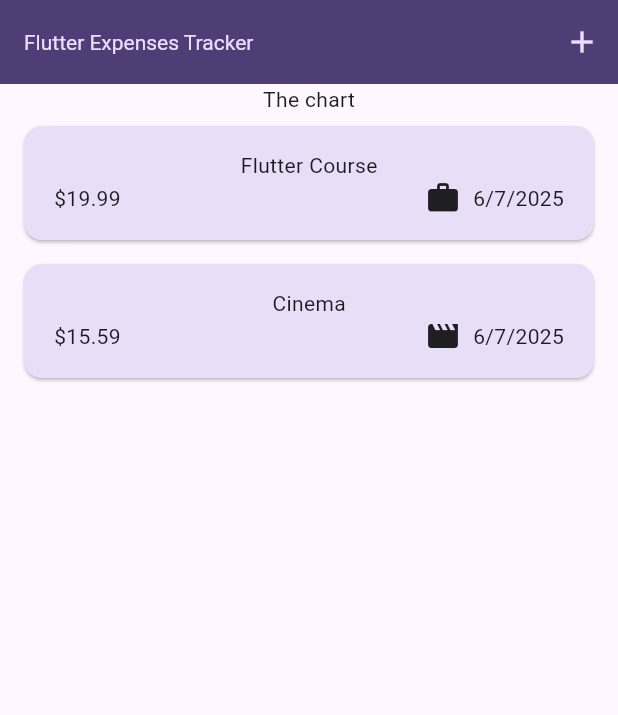
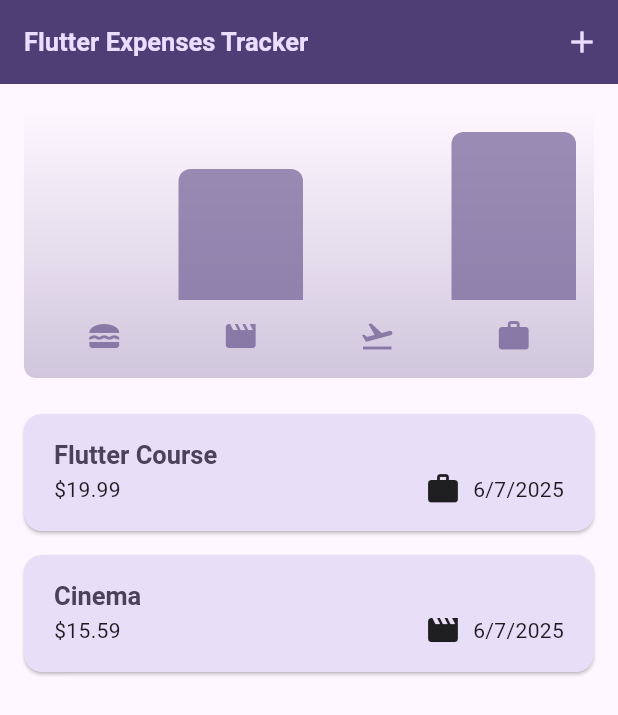
Before and after one commit to tddang4103/expense_tracker, a Flutter app: the screen it shows after launch, on a phone screen of 412 x 824 dp. Shown: the top 715 px of the screen. Run offline on Flutter 3.47's test engine with Material 3 defaults, Android fonts, the phone set to English and light mode, and no system bars.

Commit message:
Finish Expense Tracker

```diff
--- a/lib/expenses.dart
+++ b/lib/expenses.dart
@@ -1,4 +1,5 @@
 import 'package:expense_tracker/new_expense.dart';
+import 'package:expense_tracker/widgets/chart/chart.dart';
 import 'package:expense_tracker/widgets/expenses_list/expenses_list.dart';
 import 'package:expense_tracker/models/expense.dart';
 import 'package:flutter/material.dart';
@@ -80,7 +81,12 @@ class _ExpensesState extends State<Expenses> {
           IconButton(onPressed: _openAddExpenseOverlay, icon: Icon(Icons.add)),
         ],
       ),
-      body: Column(children: [Text('The chart'), Expanded(child: mainContent)]),
+      body: Column(
+        children: [
+          Chart(expenses: _registeredExpenses),
+          Expanded(child: mainContent),
+        ],
+      ),
     );
   }
 }
--- a/lib/main.dart
+++ b/lib/main.dart
@@ -1,37 +1,57 @@
 import 'package:expense_tracker/expenses.dart';
 import 'package:flutter/material.dart';
 
-final kColorTheme = ColorScheme.fromSeed(
+final kColorScheme = ColorScheme.fromSeed(
   seedColor: Color.fromARGB(255, 96, 51, 181),
+);
+
+final kDarkColorScheme = ColorScheme.fromSeed(
+  brightness: Brightness.dark,
+  seedColor: Color.fromARGB(255, 5, 9, 125),
 );
 
 void main() {
   runApp(
     MaterialApp(
-      theme: ThemeData().copyWith(
+      darkTheme: ThemeData.dark().copyWith(
         useMaterial3: true,
-        colorScheme: kColorTheme,
-        appBarTheme: const AppBarTheme().copyWith(
-          backgroundColor: kColorTheme.onPrimaryContainer,
-          foregroundColor: kColorTheme.primaryContainer,
-        ),
+        colorScheme: kDarkColorScheme,
         cardTheme: CardTheme().copyWith(
-          color: kColorTheme.secondaryContainer,
+          color: kDarkColorScheme.secondaryContainer,
           margin: EdgeInsets.symmetric(horizontal: 16, vertical: 8),
         ),
         elevatedButtonTheme: ElevatedButtonThemeData(
           style: ElevatedButton.styleFrom(
-            backgroundColor: kColorTheme.primaryContainer,
+            backgroundColor: kDarkColorScheme.primaryContainer,
+            foregroundColor: kDarkColorScheme.onPrimaryContainer,
+          ),
+        ),
+      ),
+      theme: ThemeData().copyWith(
+        useMaterial3: true,
+        colorScheme: kColorScheme,
+        appBarTheme: const AppBarTheme().copyWith(
+          backgroundColor: kColorScheme.onPrimaryContainer,
+          foregroundColor: kColorScheme.primaryContainer,
+        ),
+        cardTheme: CardTheme().copyWith(
+          color: kColorScheme.secondaryContainer,
+          margin: EdgeInsets.symmetric(horizontal: 16, vertical: 8),
+        ),
+        elevatedButtonTheme: ElevatedButtonThemeData(
+          style: ElevatedButton.styleFrom(
+            backgroundColor: kColorScheme.primaryContainer,
           ),
         ),
         textTheme: ThemeData().textTheme.copyWith(
           titleLarge: TextStyle(
-            fontWeight: FontWeight.normal,
-            color: kColorTheme.onSecondaryContainer,
-            fontSize: 14,
+            fontWeight: FontWeight.bold,
+            color: kColorScheme.onSecondaryContainer,
+            fontSize: 17,
           ),
         ),
       ),
+      // themeMode: ThemeMode.light,
       home: const Expenses(),
     ),
   );
--- /dev/null
+++ b/lib/models/expense_bucket.dart
@@ -0,0 +1,22 @@
+import 'package:expense_tracker/models/expense.dart';
+
+class ExpenseBucket {
+  const ExpenseBucket({required this.category, required this.expenses});
+
+  ExpenseBucket.forCategory(List<Expense> allExpenses, this.category)
+    : expenses =
+          allExpenses.where((expense) => expense.category == category).toList();
+
+  final Category category;
+  final List<Expense> expenses;
+
+  double get totalExpenses {
+    double sum = 0;
+
+    for (Expense expense in expenses) {
+      sum += expense.amount;
+    }
+
+    return sum;
+  }
+}
--- /dev/null
+++ b/lib/widgets/chart/chart.dart
@@ -0,0 +1,95 @@
+import 'package:expense_tracker/models/expense_bucket.dart';
+import 'package:flutter/material.dart';
+
+import 'package:expense_tracker/widgets/chart/chart_bar.dart';
+import 'package:expense_tracker/models/expense.dart';
+
+class Chart extends StatelessWidget {
+  const Chart({super.key, required this.expenses});
+
+  final List<Expense> expenses;
+
+  List<ExpenseBucket> get buckets {
+    return [
+      ExpenseBucket.forCategory(expenses, Category.food),
+      ExpenseBucket.forCategory(expenses, Category.leisure),
+      ExpenseBucket.forCategory(expenses, Category.travel),
+      ExpenseBucket.forCategory(expenses, Category.work),
+    ];
+  }
+
+  double get maxTotalExpense {
+    double maxTotalExpense = 0;
+
+    for (final bucket in buckets) {
+      if (bucket.totalExpenses > maxTotalExpense) {
+        maxTotalExpense = bucket.totalExpenses;
+      }
+    }
+
+    return maxTotalExpense;
+  }
+
+  @override
+  Widget build(BuildContext context) {
+    final isDarkMode =
+        MediaQuery.of(context).platformBrightness == Brightness.dark;
+    return Container(
+      margin: const EdgeInsets.all(16),
+      padding: const EdgeInsets.symmetric(vertical: 16, horizontal: 8),
+      width: double.infinity,
+      height: 180,
+      decoration: BoxDecoration(
+        borderRadius: BorderRadius.circular(8),
+        gradient: LinearGradient(
+          colors: [
+            Theme.of(context).colorScheme.primary.withOpacity(0.3),
+            Theme.of(context).colorScheme.primary.withOpacity(0.0),
+          ],
+          begin: Alignment.bottomCenter,
+          end: Alignment.topCenter,
+        ),
+      ),
+      child: Column(
+        children: [
+          Expanded(
+            child: Row(
+              crossAxisAlignment: CrossAxisAlignment.end,
+              children: [
+                for (final bucket in buckets) // alternative to map()
+                  ChartBar(
+                    fill:
+                        bucket.totalExpenses == 0
+                            ? 0
+                            : bucket.totalExpenses / maxTotalExpense,
+                  ),
+              ],
+            ),
+          ),
+          const SizedBox(height: 12),
+          Row(
+            children:
+                buckets
+                    .map(
+                      (bucket) => Expanded(
+                        child: Padding(
+                          padding: const EdgeInsets.symmetric(horizontal: 4),
+                          child: Icon(
+                            categoryIcons[bucket.category],
+                            color:
+                                isDarkMode
+                                    ? Theme.of(context).colorScheme.secondary
+                                    : Theme.of(
+                                      context,
+                                    ).colorScheme.primary.withOpacity(0.7),
+                          ),
+                        ),
+                      ),
+                    )
+                    .toList(),
+          ),
+        ],
+      ),
+    );
+  }
+}
--- /dev/null
+++ b/lib/widgets/chart/chart_bar.dart
@@ -0,0 +1,33 @@
+import 'package:flutter/material.dart';
+
+class ChartBar extends StatelessWidget {
+  const ChartBar({super.key, required this.fill});
+
+  final double fill;
+
+  @override
+  Widget build(BuildContext context) {
+    final isDarkMode =
+        MediaQuery.of(context).platformBrightness == Brightness.dark;
+    return Expanded(
+      child: Padding(
+        padding: const EdgeInsets.symmetric(horizontal: 4),
+        child: FractionallySizedBox(
+          heightFactor: fill,
+          child: DecoratedBox(
+            decoration: BoxDecoration(
+              shape: BoxShape.rectangle,
+              borderRadius: const BorderRadius.vertical(
+                top: Radius.circular(8),
+              ),
+              color:
+                  isDarkMode
+                      ? Theme.of(context).colorScheme.secondary
+                      : Theme.of(context).colorScheme.primary.withOpacity(0.65),
+            ),
+          ),
+        ),
+      ),
+    );
+  }
+}
--- a/lib/widgets/expenses_list/expenses_item.dart
+++ b/lib/widgets/expenses_list/expenses_item.dart
@@ -12,8 +12,12 @@ class ExpensesItem extends StatelessWidget {
       child: Padding(
         padding: const EdgeInsets.symmetric(vertical: 16, horizontal: 20),
         child: Column(
+          crossAxisAlignment: CrossAxisAlignment.start,
           children: [
-            Text(expensesItem.title),
+            Text(
+              expensesItem.title,
+              style: Theme.of(context).copyWith().textTheme.titleLarge,
+            ),
             Row(
               children: [
                 Text('\$${expensesItem.amount.toStringAsFixed(2)}'),
--- a/lib/widgets/expenses_list/expenses_list.dart
+++ b/lib/widgets/expenses_list/expenses_list.dart
@@ -19,6 +19,13 @@ class ExpensesList extends StatelessWidget {
       itemBuilder:
           (context, index) => Dismissible(
             key: ValueKey(expensesList[index]),
+            background: Container(
+              color: Theme.of(context).colorScheme.error.withOpacity(0.75),
+              margin: EdgeInsets.symmetric(
+                horizontal: Theme.of(context).cardTheme.margin!.horizontal,
+              ),
+            ),
+
             onDismissed: (direction) => onRemoveExpenses(expensesList[index]),
             child: ExpensesItem(expensesList[index]),
           ),
```
